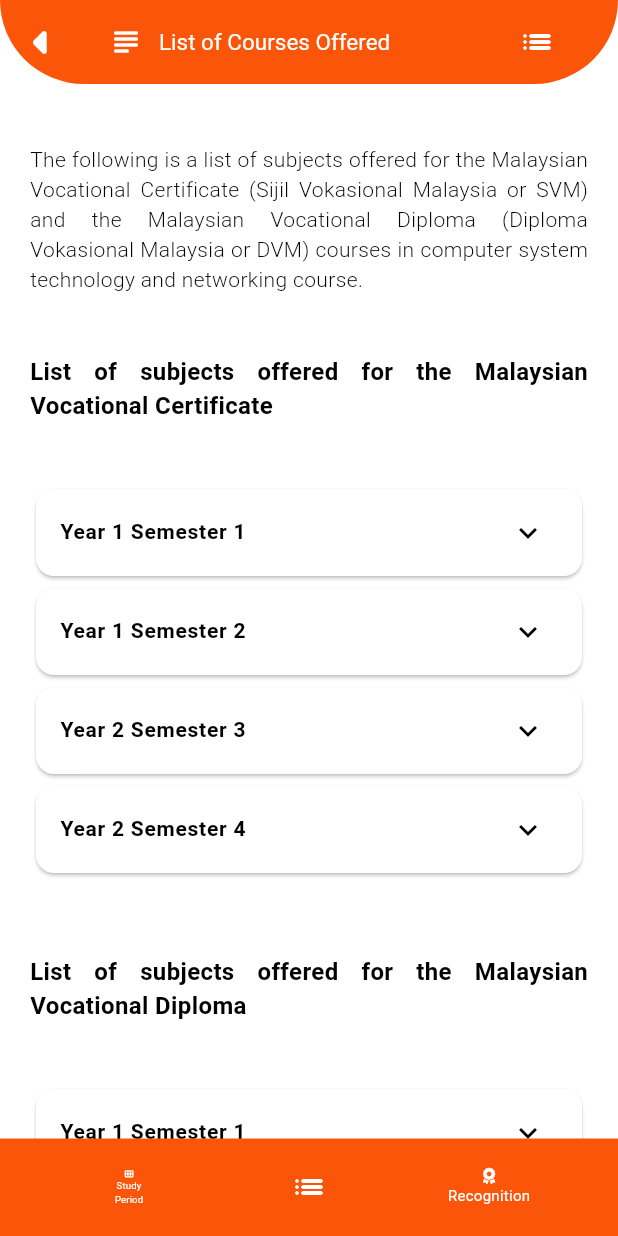
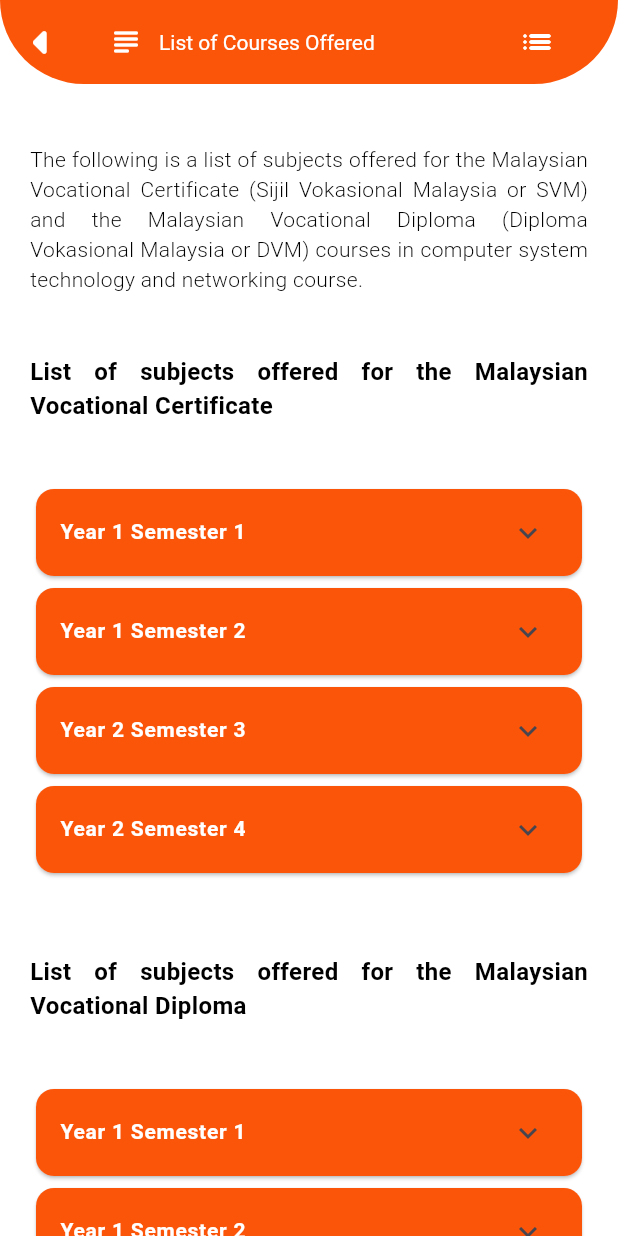
Before and after one commit to aliffirfan4523/iskoutreach, a Flutter app: the SenaraiKursus screen opened directly, on a phone screen of 412 x 824 dp. Run offline on Flutter 3.47's test engine with Material 3 defaults, Android fonts, the phone set to English and light mode, and no system bars; drawn by our look-alikes of auto_size_text; our stand-ins replace animated_splash_screen, animated_text_kit, card_swiper, carousel_slider, easy_localization, flutter_markdown and 9 more; missing offline and left inert: adaptive_action_sheet, easy_localization_loader, horizontal_card_pager, theme_button; accounts and stored records are empty.

Commit message:
-changes on bottombar, adjustment to locales

```diff
--- a/assets/locales/en-US.json
+++ b/assets/locales/en-US.json
@@ -36,7 +36,7 @@
 
   "tempoh_pengajian": {
     "tempoh_pengajian_title": "Study Period",
-    "tempoh_pengajian_mb_title": "Study \nPeriod",
+    "tempoh_pengajian_mb_title": "Study Period",
     "svm": {
       "svm_period": "Malaysian Vocational Certificate (SVM) Study Period ",
       "svm_1": "Conducted for 4 semesters that is 2 years.",
--- a/assets/locales/ms-MY.json
+++ b/assets/locales/ms-MY.json
@@ -45,7 +45,7 @@
       "svm_image_link": "assets/images/tempoh_pengajian/svm_ms.png"
     },
     "dvm": {
-      "dvm_period": "Tempoh Pengajian Diploma vokasional Malaysia (DVM)",
+      "dvm_period": "Tempoh Pengajian Diploma Vokasional Malaysia (DVM)",
       "dvm_1": "Dijalankan selama 5 semester iaitu 2 tahun dan 6 bulan.",
       "dvm_2": "Setiap pelajar yang melepasi syarat kemasukan ke Diploma Vokasional Malaysia akan menyambungkan pembelajaran selama 4 semester dan akan menjalani On-Job-Training (OJT) selama 6 bulan pada semester ke-5",
       "dvm_image_link": "assets/images/tempoh_pengajian/dvm_ms.png"
--- a/lib/src/model/senarai_subjek_model.dart
+++ b/lib/src/model/senarai_subjek_model.dart
@@ -1,109 +1,22 @@
-var svm = [
-  {
-    "Tahun 1 Semester 1": [
-      "KSK-1014   COMPUTER SYSTEM HARDWARE INSTALLATION",
-      "KSK-1024   SERVER HARDWARE INSTALLATION",
-      "KSK-1033   IP ADDRESS AND SUBNETTING"
-    ]
-  },
-  {
-    "Tahun 1 Semester 2": [
-      "KSK-2013   COMPUTER SYSTEM SOFTWARE INSTALLATION",
-      "KSK-2023   SERVER SOFTWARE INSTALLATION",
-      "KSK-2033   NETWORK CABLING PREPARATION"
-    ]
-  },
-  {
-    "Tahun 2 Semester 3": [
-      "KSK-3014   NETWORK CABLING INSTALLATION",
-      "KSK-3024   COMPUTER NETWORK INSTALLATION",
-      "KSK-3033   SWITCHING AND ROUTING MANAGEMENT"
-    ]
-  },
-  {
-    "Tahun 2 Semester 4": [
-      "KSK-4014   COMPUTER NETWORK CONNECTIVITY",
-      "KSK-4024   COMPUTER NETWORK MAINTENANCE",
-      "KSK-4033   MOBILE DEVICE SETUP"
-    ]
-  }
+List<SenaraibilSubjek> senaraiSubjekSvm = [
+  SenaraibilSubjek(tahun: "Tahun 1 Semester 1", semester: "1", bilSubjek: 3),
+  SenaraibilSubjek(tahun: "Tahun 1 Semester 2", semester: "2", bilSubjek: 3),
+  SenaraibilSubjek(tahun: "Tahun 2 Semester 3", semester: "3", bilSubjek: 3),
+  SenaraibilSubjek(tahun: "Tahun 2 Semester 4", semester: "4", bilSubjek: 3),
 ];
-var dvm = [
-  {
-    "Tahun 1 Semester 1": [
-      "A01-1003   BAHASA MELAYU",
-      "A02-1001   BAHASA INGGERIS",
-      "A03-1001   MATHEMATICS",
-      "A04-1001   SCIENCES",
-      "A05-1001   SEJARAH",
-      "A06-1001   PENDIDIKAN ISLAM",
-      "A07-1001   PENDIDIKAN MORAL",
-      "KSK-1014   COMPUTER SYSTEM HARDWARE INSTALLATION",
-      "KSK-1024   SERVER HARDWARE INSTALLATION",
-      "KSK-1033   IP ADDRESS AND SUBNETTING"
-    ]
-  },
-  {
-    "Tahun 1 Semester 2": [
-      "A01-2003   BAHASA MELAYU",
-      "A02-2001   BAHASA INGGERIS",
-      "A03-2001   MATHEMATICS",
-      "A04-2001   SCIENCES",
-      "A05-2001   SEJARAH",
-      "A06-2001   PENDIDIKAN ISLAM",
-      "A07-2001   PENDIDIKAN MORAL",
-      "KSK-2013   COMPUTER SYSTEM HARDWARE INSTALLATION",
-      "KSK-2023   SERVER HARDWARE INSTALLATION",
-      "KSK-2033   NETWORK CABLING PREPARATION"
-    ]
-  },
-  {
-    "Tahun 2 Semester 3": [
-      "A01-3003   BAHASA MELAYU",
-      "A02-3001   BAHASA INGGERIS",
-      "AMT-3091   MATHEMATICS FOR TECHNOLOGY",
-      "AMT-3121   SCIENCES FOR TECHNOLOGY",
-      "A05-3001   SEJARAH",
-      "A06-3001   PENDIDIKAN ISLAM",
-      "A07-3001   PENDIDIKAN MORAL",
-      "KSK-3014   NETWORK CABLING INSTALLATION",
-      "KSK-3024   COMPUTER NETWORK INSTALLATION",
-      "KSK-3033   SWITCHING AND ROUTING MANAGEMENT"
-    ]
-  },
-  {
-    "Tahun 2 Semester 4": [
-      "A01-4003   BAHASA MELAYU",
-      "A02-4001   BAHASA INGGERIS",
-      "AMT-4091   MATHEMATICS FOR TECHNOLOGY",
-      "AMT-4121   SCIENCES FOR TECHNOLOGY",
-      "A05-4001   SEJARAH",
-      "A06-4001   PENDIDIKAN ISLAM",
-      "A07-4001   PENDIDIKAN MORAL",
-      "KSK-4014   COMPUTER NETWORK CONNECTIVITY",
-      "KSK-4024   COMPUTER NETWORK MAINTENANCE",
-      "KSK-4033   MOBILE DEVICE SETUP"
-    ]
-  }
+List<SenaraibilSubjek> senaraiSubjekDvm = [
+  SenaraibilSubjek(tahun: "Tahun 1 Semester 1", semester: "1", bilSubjek: 9),
+  SenaraibilSubjek(tahun: "Tahun 1 Semester 2", semester: "2", bilSubjek: 9),
+  SenaraibilSubjek(tahun: "Tahun 2 Semester 3", semester: "3", bilSubjek: 9),
+  SenaraibilSubjek(tahun: "Tahun 2 Semester 4", semester: "4", bilSubjek: 11),
+  SenaraibilSubjek(tahun: "Tahun 3 Semester 5", semester: "45", bilSubjek: 1),
 ];
 
-List<SenaraiSubjek> senaraiSubjekSvm = [
-  SenaraiSubjek(tahun: "Tahun 1 Semester 1", semester: "1", subjek: svm[0]["Tahun 1 Semester 1"]!),
-  SenaraiSubjek(tahun: "Tahun 1 Semester 2", semester: "2", subjek: svm[1]["Tahun 1 Semester 2"]!),
-  SenaraiSubjek(tahun: "Tahun 2 Semester 3", semester: "3", subjek: svm[2]["Tahun 2 Semester 3"]!),
-  SenaraiSubjek(tahun: "Tahun 2 Semester 4", semester: "4", subjek: svm[3]["Tahun 2 Semester 4"]!),
-];
-List<SenaraiSubjek> senaraiSubjekDvm = [
-  SenaraiSubjek(tahun: "Tahun 1 Semester 1", semester: "1", subjek: dvm[0]["Tahun 1 Semester 1"]!),
-  SenaraiSubjek(tahun: "Tahun 1 Semester 2", semester: "2", subjek: dvm[1]["Tahun 1 Semester 2"]!),
-  SenaraiSubjek(tahun: "Tahun 2 Semester 3", semester: "3", subjek: dvm[2]["Tahun 2 Semester 3"]!),
-  SenaraiSubjek(tahun: "Tahun 2 Semester 4", semester: "4", subjek: dvm[3]["Tahun 2 Semester 4"]!),
-];
-
-class SenaraiSubjek{
+class SenaraibilSubjek {
   String tahun;
   String semester;
-  List<String> subjek;
+  int bilSubjek;
 
-  SenaraiSubjek({required this.tahun, required this.semester, required this.subjek});
+  SenaraibilSubjek(
+      {required this.tahun, required this.semester, required this.bilSubjek});
 }
--- a/lib/src/view/Senarai Kursus Ditawarkan/senarai_kursus_view.dart
+++ b/lib/src/view/Senarai Kursus Ditawarkan/senarai_kursus_view.dart
@@ -7,7 +7,6 @@ import '../../model/senarai_subjek_model.dart';
 import '../widget/custom_appbar.dart';
 import '../widget/custom_bottom_bar.dart';
 import '../widget/side_drawer.dart';
-
 
 class SenaraiKursus extends StatefulWidget {
   const SenaraiKursus({super.key});
@@ -35,22 +34,16 @@ class _SenaraiKursusState extends State<SenaraiKursus> {
           icon: Icons.subject_rounded,
           heroTag: 'senarai_kursus_ditawarkan',
         ),
-        bottomNavigationBar: BottomBar(
-          currentPage: 2,
-        ),
         body: SingleChildScrollView(
           child: Column(
             children: [
               const SizedBox(height: 20),
               Container(
-                padding: EdgeInsets.only(top:20, bottom: 20),
-                width: MediaQuery.of(context).size.width-40,
+                padding: EdgeInsets.only(top: 20, bottom: 20),
+                width: MediaQuery.of(context).size.width - 40,
                 child: Text(
                   tr("senarai_kursus.senarai_kursus_desc"),
-                  style: TextStyle(
-                    fontSize: 14,
-                    fontWeight: FontWeight.w300
-                  ),
+                  style: TextStyle(fontSize: 14, fontWeight: FontWeight.w300),
                   textAlign: TextAlign.justify,
                 ),
               ),
@@ -58,10 +51,7 @@ class _SenaraiKursusState extends State<SenaraiKursus> {
                 padding: EdgeInsets.all(20),
                 child: Text(
                   tr("senarai_kursus.svm.svm_title"),
-                  style: TextStyle(
-                    fontSize: 16,
-                    fontWeight: FontWeight.bold
-                  ),
+                  style: TextStyle(fontSize: 16, fontWeight: FontWeight.bold),
                   textAlign: TextAlign.justify,
                 ),
               ),
@@ -77,10 +67,11 @@ class _SenaraiKursusState extends State<SenaraiKursus> {
                     return _buildPlayerModelList(
                         isSvm: true,
                         index: index,
-                      tahun: tr("senarai_kursus.svm.sem_${index+1}.sem_${index+1}_title"),
-                      subjek: "senarai_kursus.svm.sem_${index+1}.sem_${index+1}_",
-                      tilesquantity: 3
-                    );
+                        tahun: tr(
+                            "senarai_kursus.svm.sem_${index + 1}.sem_${index + 1}_title"),
+                        subjek:
+                            "senarai_kursus.svm.sem_${index + 1}.sem_${index + 1}_",
+                        tilesquantity: 3);
                   },
                 ),
               ),
@@ -89,10 +80,7 @@ class _SenaraiKursusState extends State<SenaraiKursus> {
                 padding: EdgeInsets.all(20),
                 child: Text(
                   tr("senarai_kursus.dvm.dvm_title"),
-                  style: TextStyle(
-                    fontSize: 16,
-                    fontWeight: FontWeight.bold
-                  ),
+                  style: TextStyle(fontSize: 16, fontWeight: FontWeight.bold),
                   textAlign: TextAlign.justify,
                 ),
               ),
@@ -102,20 +90,20 @@ class _SenaraiKursusState extends State<SenaraiKursus> {
                   key: Key(selectedTileDvm.toString()),
                   scrollDirection: Axis.vertical,
                   shrinkWrap: true,
-                  itemCount: 4,
+                  itemCount: 5,
                   physics: const BouncingScrollPhysics(),
                   itemBuilder: (BuildContext context, int index) {
                     return _buildPlayerModelList(
                         isSvm: false,
                         index: index,
-                      tahun: tr("senarai_kursus.dvm.sem_${index+1}.sem_${index+1}_title"),
-                      subjek: "senarai_kursus.dvm.sem_${index+1}.sem_${index+1}_",
-                      tilesquantity: 10
-                    );
+                        tahun: tr(
+                            "senarai_kursus.dvm.sem_${index + 1}.sem_${index + 1}_title"),
+                        subjek:
+                            "senarai_kursus.dvm.sem_${index + 1}.sem_${index + 1}_",
+                        tilesquantity: senaraiSubjekDvm[index].bilSubjek);
                   },
                 ),
               ),
-
             ],
           ),
         ),
@@ -123,24 +111,27 @@ class _SenaraiKursusState extends State<SenaraiKursus> {
     );
   }
 
-  Widget _buildPlayerModelList({
-    required bool isSvm,
+  Widget _buildPlayerModelList(
+      {required bool isSvm,
       required int index,
       required String tahun,
       required String subjek,
-    required int tilesquantity
-
-    }) {
+      required int tilesquantity}) {
     int currentInt = isSvm ? selectedTileSvm : selectedTileDvm;
-    return Card(
+    return Theme(
+      data: ThemeData().copyWith(dividerColor: Colors.transparent),
+      child: Card(
+        clipBehavior: Clip.antiAlias,
         child: ExpansionTile(
+          backgroundColor: Color(0xFFFB5509),
+          collapsedBackgroundColor: Color(0xFFFB5509),
           onExpansionChanged: ((newState) {
             if (newState) {
-            if(isSvm){
+              if (isSvm) {
                 setState(() {
                   selectedTileSvm = index;
                 });
-            } else{
+              } else {
                 setState(() {
                   selectedTileDvm = index;
                 });
@@ -148,10 +139,14 @@ class _SenaraiKursusState extends State<SenaraiKursus> {
             }
           }),
           key: Key(index.toString()),
-        initiallyExpanded: isSvm ? selectedTileSvm == index: selectedTileDvm == index,
+          initiallyExpanded:
+              isSvm ? selectedTileSvm == index : selectedTileDvm == index,
           title: Text(
             tahun,
-          style: const TextStyle(fontSize: 14.0, fontWeight: FontWeight.w600),
+            style: const TextStyle(
+                fontSize: 14.0,
+                fontWeight: FontWeight.w600,
+                color: Colors.white),
           ),
           children: [
             Builder(
@@ -163,8 +158,9 @@ class _SenaraiKursusState extends State<SenaraiKursus> {
                   itemBuilder: (BuildContext context, int index) {
                     return ListTile(
                       title: Text(
-                      tr("$subjek${index+1}"),
+                        tr("$subjek${index + 1}"),
                         style: const TextStyle(
+                          color: Colors.white,
                           fontWeight: FontWeight.w300,
                           fontSize: 13,
                         ),
@@ -176,6 +172,7 @@ class _SenaraiKursusState extends State<SenaraiKursus> {
             )
           ],
         ),
+      ),
     );
   }
 }
--- a/lib/src/view/Senarai Pensyarah/senarai_pensyarah.dart
+++ b/lib/src/view/Senarai Pensyarah/senarai_pensyarah.dart
@@ -28,9 +28,6 @@ class _SenaraiPensyarahState extends State<SenaraiPensyarah> {
           title: tr("senarai_pensyarah.senarai_pensyarah_title"),
           icon: Icons.person_rounded,
           heroTag: 'senarai_pensyarah',
-        ),
-        bottomNavigationBar: BottomBar(
-          currentPage: 5,
         ),
         body: Column(
           children: [
--- a/lib/src/view/widget/custom_appbar.dart
+++ b/lib/src/view/widget/custom_appbar.dart
@@ -1,3 +1,4 @@
+import 'package:auto_size_text/auto_size_text.dart';
 import 'package:flutter/material.dart';
 import 'package:font_awesome_flutter/font_awesome_flutter.dart';
 import 'package:get/get.dart';
@@ -50,9 +51,11 @@ class CustomAppBar extends StatelessWidget implements PreferredSizeWidget {
           SizedBox(
             width: 10,
           ),
-          Text(
+          AutoSizeText(
             title,
-            style: const TextStyle(fontSize: 15, color: Colors.white),
+            minFontSize: 13,
+            maxFontSize: 14,
+            style: const TextStyle(color: Colors.white),
           ),
         ],
       ),
--- a/lib/src/view/widget/side_drawer.dart
+++ b/lib/src/view/widget/side_drawer.dart
@@ -63,12 +63,12 @@ Padding sideDrawer({bool isEndDrawer = false}) {
         text: tr("aktiviti_pelajar.aktiviti_pelajar_mb_title"),
         location: AktivitiPelajarView(),
         heroTag: 'Aktiviti_Pelajar'),
-    IconTextButton(
+    /*IconTextButton(
         icon: FontAwesome5.phone,
         text: tr("pertanyaan_lanjut.pertanyaan_lanjut_mb_title"),
         location: PertanyaanLanjut(),
         heroTag: 'pertanyaan_lanjut'),
-    /*IconTextButton(
+    IconTextButton(
       icon: Icons.settings_rounded,
       text: tr("tetapan.tetapan_mb_title"),
       location: Setting(),
@@ -116,7 +116,7 @@ Padding sideDrawer({bool isEndDrawer = false}) {
                   ),
                 ),
               );
-            } else if (index < 10) {
+            } else if (index < 9) {
               // Drawer button
               final button = buttonList[index - 1];
               return Column(
--- a/pubspec.yaml
+++ b/pubspec.yaml
@@ -168,7 +168,6 @@ flutter:
     - assets/images/homepage/11.jpeg
     - assets/images/homepage/12.jpg
     - assets/images/homepage/13.jpg
-    - assets/images/splashscreen.gif
 
     - assets/images/Icon/administrator.png
     - assets/images/Icon/handshake.png
```
Also changed, not shown: lib/src/view/Pengenalan/pengenalan_view.dart (+7 -13 lines), lib/src/view/Pengiktirafan/pengiktirafan_view.dart (+47 -10 lines), lib/src/view/Pertanyaan Lanjut/pertanyaan_lanjut_view.dart (+5 -8 lines), lib/src/view/Program IBM/kerjasama_ibm_view.dart (+5 -8 lines), lib/src/view/Syarat Permohonan/syarat_permohonan_view.dart (+51 -19 lines), lib/src/view/Tempoh Pengajian/tempoh_pengajian.dart (+4 -11 lines), lib/src/view/widget/Unordered_List.dart (+20 -13 lines), assets/images/splashscreen.gif (deleted), 2 other files. Lines whose indentation alone changed are shown as unchanged.
